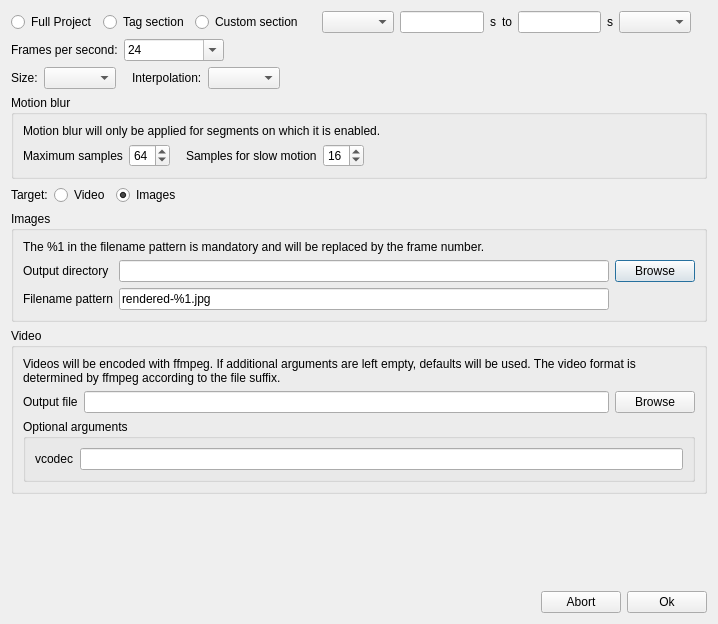
Qt form slowmoVideo/slowmoUI/dialogues/renderingDialog.ui (slowmoVideo/slowmoVideo) before a commit.
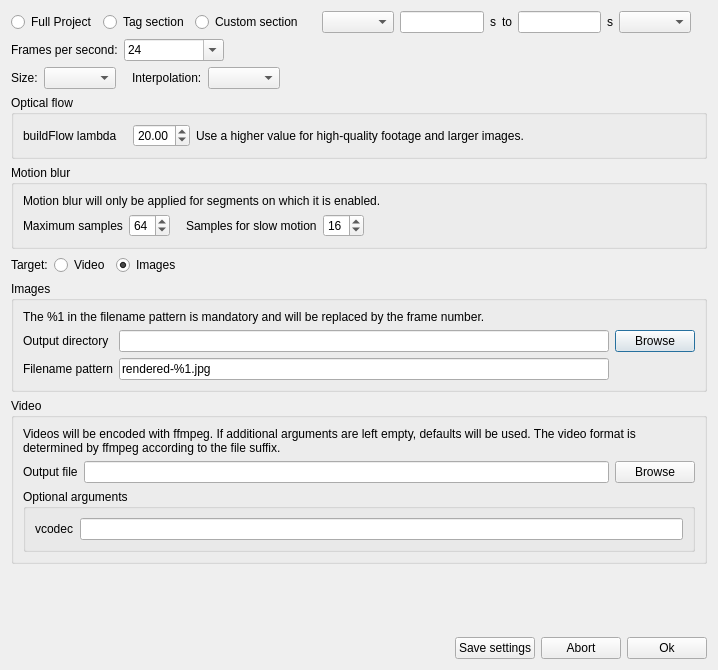
The same form after that commit.

Commit message: Slowmo: * Lambda for optical flow is now project specific. Slowmo UI: * Settings in the rendering dialog can be saved now (project still needs to be saved afterwards, but the settings are remembered also when aborting the rendering dialog)

What changed in the file:
```diff
--- a/slowmoVideo/slowmoUI/dialogues/renderingDialog.ui
+++ b/slowmoVideo/slowmoUI/dialogues/renderingDialog.ui
@@ -7,7 +7,7 @@
     <x>0</x>
     <y>0</y>
     <width>718</width>
-    <height>624</height>
+    <height>670</height>
    </rect>
   </property>
   <property name="windowTitle">
@@ -284,6 +284,77 @@
      </item>
     </layout>
    </item>
+   <item>
+    <widget class="QGroupBox" name="groupBox_3">
+     <property name="title">
+      <string>Optical flow</string>
+     </property>
+     <layout class="QVBoxLayout" name="verticalLayout_6">
+      <item>
+       <layout class="QHBoxLayout" name="horizontalLayout_7">
+        <item>
+         <widget class="QLabel" name="label_12">
+          <property name="text">
+           <string>buildFlow lambda</string>
+          </property>
+         </widget>
+        </item>
+        <item>
+         <spacer name="horizontalSpacer_10">
+          <property name="orientation">
+           <enum>Qt::Horizontal</enum>
+          </property>
+          <property name="sizeType">
+           <enum>QSizePolicy::Fixed</enum>
+          </property>
+          <property name="sizeHint" stdset="0">
+           <size>
+            <width>10</width>
+            <height>20</height>
+           </size>
+          </property>
+         </spacer>
+        </item>
+        <item>
+         <widget class="QDoubleSpinBox" name="lambda">
+          <property name="locale">
+           <locale language="English" country="UnitedStates"/>
+          </property>
+          <property name="minimum">
+           <double>5.000000000000000</double>
+          </property>
+          <property name="maximum">
+           <double>50.000000000000000</double>
+          </property>
+          <property name="singleStep">
+           <double>1.000000000000000</double>
+          </property>
+          <property name="value">
+           <double>20.000000000000000</double>
+          </property>
+         </widget>
+        </item>
+        <item>
+         <widget class="QLabel" name="label_11">
+          <property name="sizePolicy">
+           <sizepolicy hsizetype="Expanding" vsizetype="Preferred">
+            <horstretch>0</horstretch>
+            <verstretch>0</verstretch>
+           </sizepolicy>
+          </property>
+          <property name="text">
+           <string>Use a higher value for high-quality footage and larger images.</string>
+          </property>
+          <property name="wordWrap">
+           <bool>true</bool>
+          </property>
+         </widget>
+        </item>
+       </layout>
+      </item>
+     </layout>
+    </widget>
+   </item>
    <item>
     <widget class="QGroupBox" name="groupBox_2">
      <property name="title">
@@ -565,6 +636,13 @@
        </property>
       </spacer>
      </item>
+     <item>
+      <widget class="QPushButton" name="bSave">
+       <property name="text">
+        <string>Save settings</string>
+       </property>
+      </widget>
+     </item>
      <item>
       <widget class="QPushButton" name="bAbort">
        <property name="text">
```
The commit also changes 17 other files.
